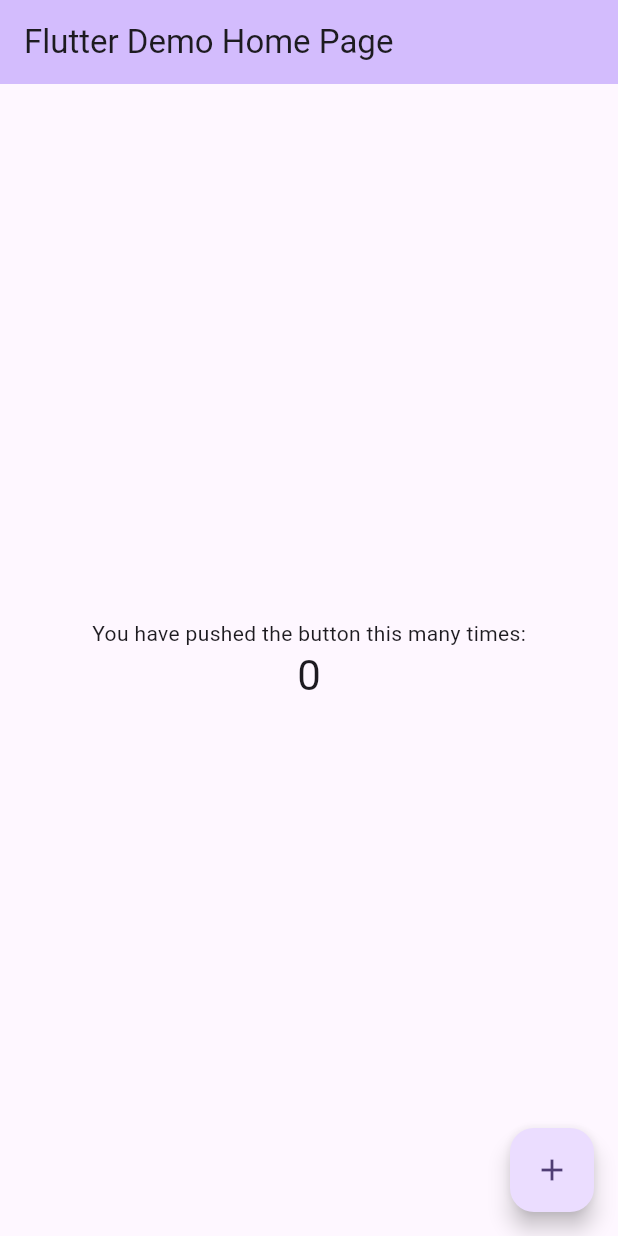
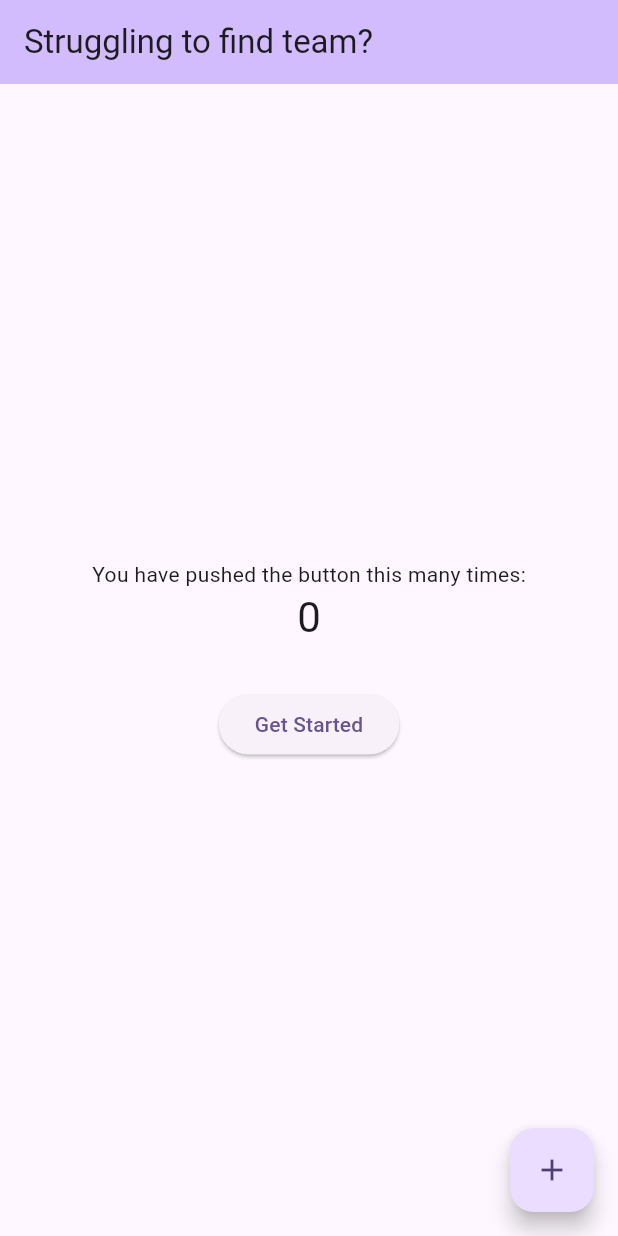
Before and after one commit to DavidTraitz/QuickTeam, a Flutter app: the screen it shows after launch, on a phone screen of 412 x 824 dp. Run offline on Flutter 3.47's test engine with Material 3 defaults, Android fonts, the phone set to English and light mode, and no system bars.

Commit message:
login page

```diff
--- a/project/lib/main.dart
+++ b/project/lib/main.dart
@@ -1,9 +1,10 @@
 import 'package:flutter/material.dart';
+import 'second_page.dart'; // Import the second page
 
 void main() {
   runApp(const MyApp());
   /*test*/
-
+  /*test 5:37*/
 
 }
 
@@ -34,7 +35,11 @@ class MyApp extends StatelessWidget {
         colorScheme: ColorScheme.fromSeed(seedColor: Colors.deepPurple),
         useMaterial3: true,
       ),
-      home: const MyHomePage(title: 'Flutter Demo Home Page'),
+      initialRoute: '/',
+      routes: {
+        '/': (context) => const MyHomePage(title: 'Struggling to find team?'),
+        '/second': (context) => const SecondPage(),
+      },
     );
   }
 }
@@ -93,6 +98,7 @@ class _MyHomePageState extends State<MyHomePage> {
         // Center is a layout widget. It takes a single child and positions it
         // in the middle of the parent.
         child: Column(
+
           // Column is also a layout widget. It takes a list of children and
           // arranges them vertically. By default, it sizes itself to fit its
           // children horizontally, and tries to be as tall as its parent.
@@ -115,6 +121,14 @@ class _MyHomePageState extends State<MyHomePage> {
               '$_counter',
               style: Theme.of(context).textTheme.headlineMedium,
             ),
+            const SizedBox(height: 30),
+            // "Get Started" Button
+            ElevatedButton(
+              onPressed: () {
+                Navigator.pushNamed(context, '/second');
+              },
+              child: const Text('Get Started'),
+            ),
           ],
         ),
       ),
```
Also changed, not shown: project/lib/second_page.dart (added, +23 -0 lines).
